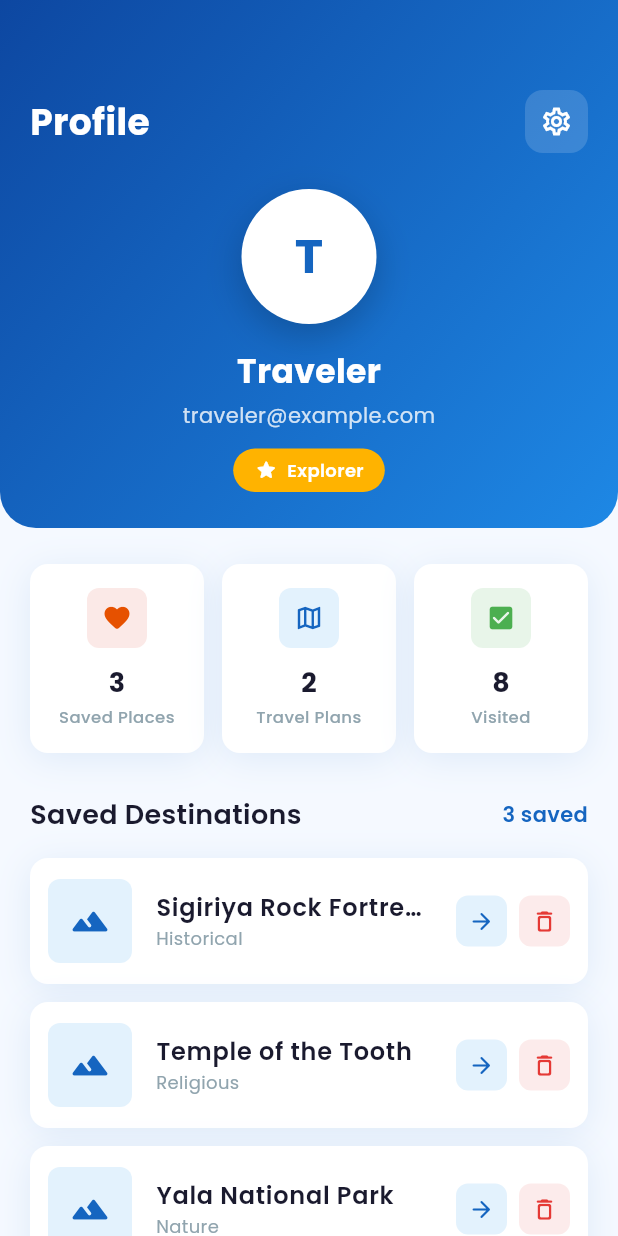
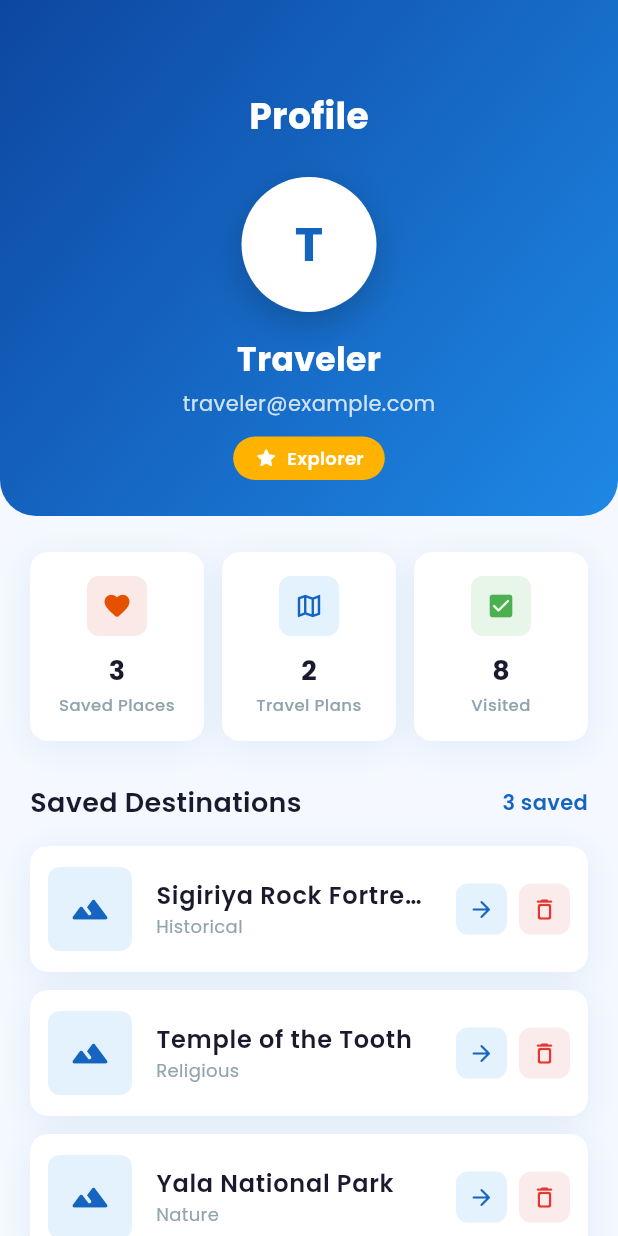
Before and after one commit to Himashmayadunna/LK_TRAVELMATE, a Flutter app: the ProfileScreen screen opened directly, on a phone screen of 412 x 824 dp. Run offline on Flutter 3.47's test engine with Material 3 defaults, Android fonts, the phone set to English and light mode, and no system bars; our stand-ins replace google_fonts; network calls fail.

Commit message:
add some features

```diff
--- a/lib/screens/auth/signin.dart
+++ b/lib/screens/auth/signin.dart
@@ -1,4 +1,6 @@
 import 'package:flutter/material.dart';
+import 'package:provider/provider.dart';
+import '../../providers/auth_provider.dart';
 import '../../utils/app_theme.dart';
 import '../../main.dart';
 
@@ -53,6 +55,11 @@ class _SignInScreenState extends State<SignInScreen>
     await Future.delayed(const Duration(milliseconds: 800));
 
     if (!mounted) return;
+
+    // Save user details to AuthProvider
+    final email = _emailController.text.trim();
+    final name = email.split('@').first.replaceAll('.', ' ').split(' ').map((word) => word.isNotEmpty ? word[0].toUpperCase() + word.substring(1) : '').join(' ');
+    context.read<AuthProvider>().setUser(name: name, email: email);
 
     setState(() => _isLoading = false);
 
--- a/lib/screens/profile/profile_screen.dart
+++ b/lib/screens/profile/profile_screen.dart
@@ -45,7 +45,6 @@ class _ProfileScreenState extends State<ProfileScreen> {
               initials: authProvider.initials,
               badge: 'Explorer',
               tripCount: _visited,
-              onSettingsTap: () {},
             ),
           ),
           SliverToBoxAdapter(
--- a/lib/widgets/profile_header.dart
+++ b/lib/widgets/profile_header.dart
@@ -7,7 +7,6 @@ class ProfileHeader extends StatelessWidget {
   final String initials;
   final String badge;
   final int tripCount;
-  final VoidCallback? onSettingsTap;
 
   const ProfileHeader({
     super.key,
@@ -16,7 +15,6 @@ class ProfileHeader extends StatelessWidget {
     required this.initials,
     this.badge = 'Explorer',
     this.tripCount = 0,
-    this.onSettingsTap,
   });
 
   @override
@@ -32,11 +30,9 @@ class ProfileHeader extends StatelessWidget {
       ),
       child: Column(
         children: [
-          // Top row with settings
-          Row(
-            mainAxisAlignment: MainAxisAlignment.spaceBetween,
-            children: [
-              const Text(
+          // Top row title
+          const Center(
+            child: Text(
               'Profile',
               style: TextStyle(
                 color: Colors.white,
@@ -44,22 +40,6 @@ class ProfileHeader extends StatelessWidget {
                 fontWeight: FontWeight.w700,
               ),
             ),
-              GestureDetector(
-                onTap: onSettingsTap,
-                child: Container(
-                  padding: const EdgeInsets.all(10),
-                  decoration: BoxDecoration(
-                    color: Colors.white.withValues(alpha: 0.15),
-                    borderRadius: BorderRadius.circular(AppTheme.radiusMedium),
-                  ),
-                  child: const Icon(
-                    Icons.settings_outlined,
-                    color: Colors.white,
-                    size: 22,
-                  ),
-                ),
-              ),
-            ],
           ),
           const SizedBox(height: 24),
           // Avatar
--- a/lib/widgets/profile_stat_card.dart
+++ b/lib/widgets/profile_stat_card.dart
@@ -7,6 +7,7 @@ class ProfileStatCard extends StatelessWidget {
   final IconData icon;
   final Color iconColor;
   final Color iconBgColor;
+  final VoidCallback? onTap;
 
   const ProfileStatCard({
     super.key,
@@ -15,11 +16,14 @@ class ProfileStatCard extends StatelessWidget {
     required this.icon,
     required this.iconColor,
     required this.iconBgColor,
+    this.onTap,
   });
 
   @override
   Widget build(BuildContext context) {
     return Expanded(
+      child: GestureDetector(
+        onTap: onTap,
         child: Container(
           padding: const EdgeInsets.symmetric(vertical: 16, horizontal: 12),
           decoration: BoxDecoration(
@@ -54,6 +58,7 @@ class ProfileStatCard extends StatelessWidget {
           ],
         ),
         ),
+      ),
     );
   }
 }
```
Lines whose indentation alone changed are shown as unchanged.
